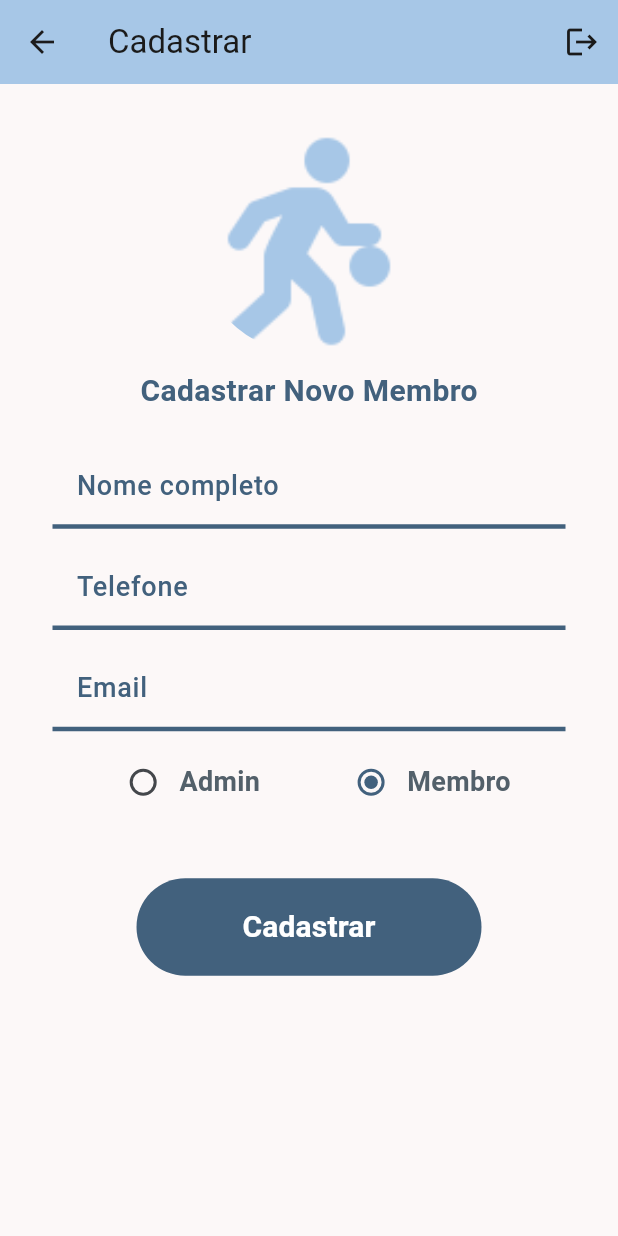
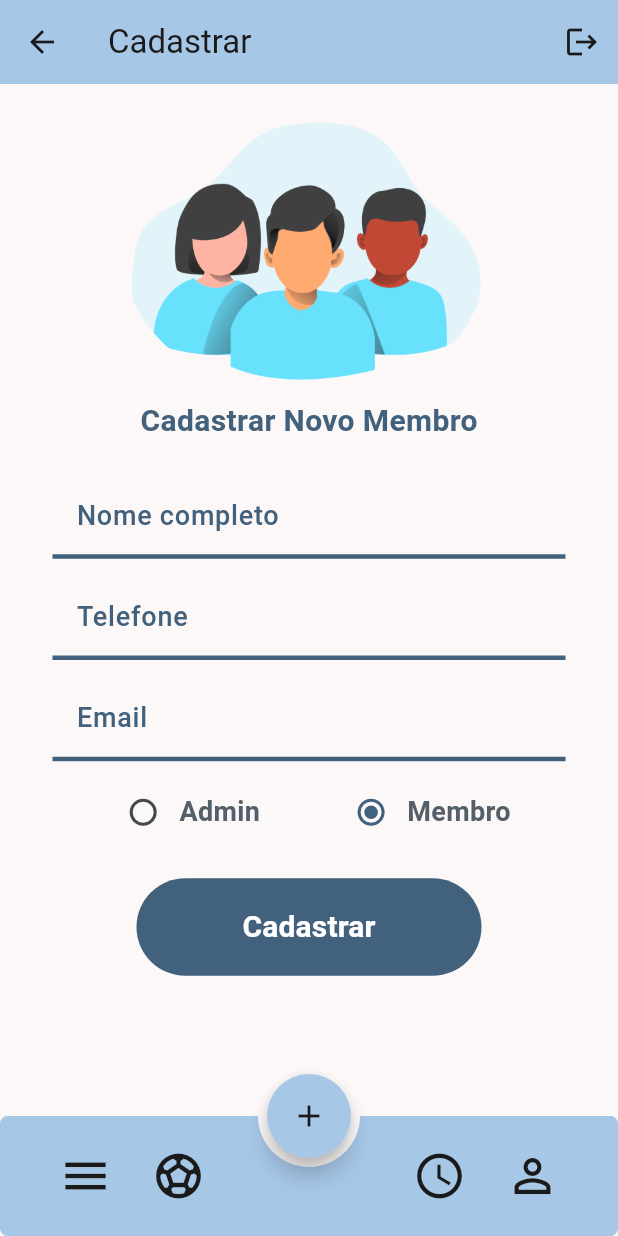
Before and after one commit to Danielsalesds/Sistema-de-Reservas-de-Quadra-Esportivas, a Flutter app: the CadastroMembro screen opened by its route, on a phone screen of 412 x 824 dp. Run offline on Flutter 3.47's test engine with Material 3 defaults, Android fonts, the phone set to English and light mode, and no system bars; drawn by our look-alikes of overlay_support; our stand-ins replace awesome_dialog, cloud_firestore, firebase_auth, firebase_core, flutter_svg, google_fonts and 2 more; accounts and stored records are empty; network calls fail.

Commit message:
Correção de alguns erros e alteração das imagens.

```diff
--- a/lib/ui/pages/CadastroMembro.dart
+++ b/lib/ui/pages/CadastroMembro.dart
@@ -3,13 +3,17 @@ import 'package:clube/services/FirestoreService.dart';
 import 'package:clube/ui/widgets/ErroDialog.dart';
 import 'package:flutter/cupertino.dart';
 import 'package:flutter/material.dart';
+import 'package:flutter_svg/svg.dart';
 import 'package:provider/provider.dart';
 
 import '../widgets/CustomAppBar.dart';
+import '../widgets/CustomBottomBar.dart';
 import '../widgets/CustomButton.dart';
+import '../widgets/CustomFAB.dart';
 import '../widgets/CustomTelFormField.dart';
 import '../widgets/CustomTextFormField.dart';
 import '../widgets/SucessDialog.dart';
+import 'ReservaQuadraScreen.dart';
 
 class CadastroMembro extends StatefulWidget{
 
@@ -67,24 +71,33 @@ class CadastroMembroPageState extends State<CadastroMembro>{
   Widget build(BuildContext context) {
     return Scaffold(
         appBar: const CustomAppBar(title: 'Cadastrar',),
+        bottomNavigationBar: const CustomBottomBar(),
+        floatingActionButton: CustomFAB(
+            onPressed: (){
+              Navigator.push(
+                context,
+                MaterialPageRoute(builder: (context) => const ReservaQuadraScreen()),
+              );
+            }
+        ),
+        floatingActionButtonLocation: FloatingActionButtonLocation.centerDocked,
       resizeToAvoidBottomInset: true,
       body: _isLoading
           ? const Center(child: CircularProgressIndicator(),)
           : SingleChildScrollView(
             child: Column( mainAxisAlignment: MainAxisAlignment.center,
               children: [
-                const SizedBox(height: 30,),
+                const SizedBox(height: 10,),
                  Row(
                       mainAxisAlignment: MainAxisAlignment.center,
                       children: [
                         Container(
                           decoration: BoxDecoration(
                             borderRadius: BorderRadius.circular(100),
-                        ),child:ClipOval(child:Image.asset('assets/basketball.png', width: 150,height: 150,fit: BoxFit.cover),),
+                          ),child:ClipOval(child:Image.asset('assets/user-group.png',width: 250,height: 200,fit: BoxFit.cover),),
                         ),
                       ]
                   ),
-                const SizedBox(height: 10,),
                 Text("Cadastrar Novo Membro",
                   style: TextStyle(
                       color: Theme.of(context).colorScheme.primary,
@@ -141,9 +154,8 @@ class CadastroMembroPageState extends State<CadastroMembro>{
                     ),
                   ],
                 ),
-                const SizedBox(height: 30,),
+                const SizedBox(height: 10,),
                 CustomButton(height: 85, width: 250, text: "Cadastrar", onclick: signUp),
-                const SizedBox(height: 20,),
               ],
             ),
           )
--- a/lib/ui/pages/EditUser.dart
+++ b/lib/ui/pages/EditUser.dart
@@ -43,7 +43,7 @@ class EditUserPageState extends State<EditUserPage> {
     final firebase = Provider.of<FirestoreService>(context,listen:false);
     try{
       await firebase.updateUserProfile({'nome':nomeTextController.text,
-        'email':emailTextController.text, 'telefone': telefoneTextController.text}, widget.id);
+        'email':emailTextController.text, 'telefone': telefoneTextController.text,'tipo':_selecionado}, widget.id);
       if(!mounted) return;
       showSucessDialog(context, "As informações do usuário ${widget.nome} foram atualizadas!");
     }catch(e){
--- a/lib/ui/pages/ListarQuadras.dart
+++ b/lib/ui/pages/ListarQuadras.dart
@@ -75,7 +75,8 @@ class ListarQuadrasState extends State<ListarQuadras>{
                   if (compareTipo != 0) return compareTipo;
                   return a['nome'].toLowerCase().compareTo(b['nome'].toLowerCase());
                 });
-                return ListView.builder(
+                return Padding(padding: const EdgeInsets.only(bottom: 40),
+                child: ListView.builder(
                   itemCount: quadras.length,
                   itemBuilder: (context, index) {
                     final doc = quadras[index];
@@ -157,6 +158,7 @@ class ListarQuadrasState extends State<ListarQuadras>{
                       ),
                     );
                   },
+                ),
                 );
               },
             ),
--- a/lib/ui/pages/LoginPage.dart
+++ b/lib/ui/pages/LoginPage.dart
@@ -74,7 +74,7 @@ class LoginPageState extends State<LoginPage>{
                 Container(
                   decoration: BoxDecoration(
                     borderRadius: BorderRadius.circular(100),
-                  ),child:ClipOval(child:Image.asset('assets/running.png', width: 150,height: 150,fit: BoxFit.cover),),
+                  ),child:ClipOval(child:Image.asset('assets/basketball2.png', width: 250,fit: BoxFit.cover),),
                 ),
               ]
             ),
```
Also changed, not shown: lib/ui/pages/GerenciarQuadra.dart (+27 -10 lines), lib/ui/pages/ProfilePage.dart (+22 -12 lines), lib/ui/widgets/SucessDialog.dart (+6 -24 lines), pubspec.yaml (+7 -0 lines), assets/basketball2.png (added), assets/football-team.png (added), assets/personal-data.png (added), assets/profiling.png (added), assets/soccer.png (added), assets/tennis.png (added), assets/user-group.png (added). Lines whose indentation alone changed are shown as unchanged.
